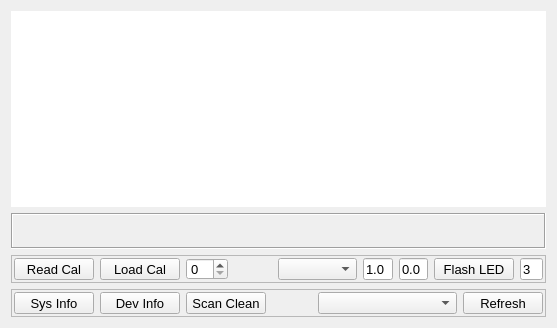
Old version of the form infoform.ui in the repository MccDv/mdihattest.
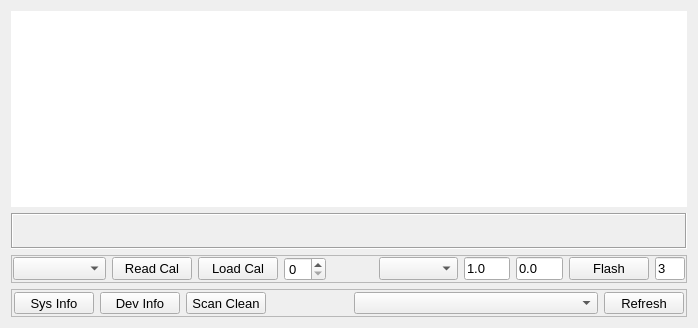
New version of the form.

Commit message: Restructuring info form.

The edit to the form file:
```diff
--- a/infoform.ui
+++ b/infoform.ui
@@ -6,7 +6,7 @@
    <rect>
     <x>0</x>
     <y>0</y>
-    <width>557</width>
+    <width>698</width>
     <height>328</height>
    </rect>
   </property>
@@ -164,19 +164,22 @@
      <property name="frameShadow">
       <enum>QFrame::Raised</enum>
      </property>
-     <layout class="QHBoxLayout" name="horizontalLayout_2" stretch="6,6,2,6,0,4,4,6,2">
+     <layout class="QHBoxLayout" name="horizontalLayout_2" stretch="6,3,3,2,3,3,3,3,1,2">
       <property name="leftMargin">
-       <number>2</number>
+       <number>1</number>
       </property>
       <property name="topMargin">
-       <number>2</number>
+       <number>1</number>
       </property>
       <property name="rightMargin">
-       <number>2</number>
+       <number>1</number>
       </property>
       <property name="bottomMargin">
-       <number>2</number>
+       <number>1</number>
       </property>
+      <item>
+       <widget class="QComboBox" name="cmbUtilFunc"/>
+      </item>
       <item>
        <widget class="QPushButton" name="cmdReadCal">
         <property name="text">
@@ -237,7 +240,7 @@
       <item>
        <widget class="QPushButton" name="cmdFlashLED">
         <property name="text">
-         <string>Flash LED</string>
+         <string>Flash</string>
         </property>
        </widget>
       </item>
```
The commit also changes 2 other files.
